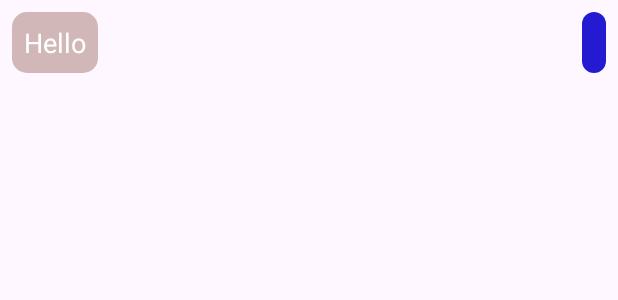
After one commit to harshitchauhan0/LetsConnect, an Android app: the layout message_chat.xml on its own in the app's theme, with its tools: preview values and no code run, on a phone screen of 412 x 824 dp. The commit adds this screen. Shown: the top 300 px of the screen. Run offline under Robolectric (Android 15) with nearby library versions, the phone set to English and light mode, and no system bars.

Commit message:
Fifth Commit

```diff
--- a/app/src/main/java/com/harshit/letsconnect/UserModel.kt
+++ b/app/src/main/java/com/harshit/letsconnect/UserModel.kt
@@ -13,7 +13,7 @@ class UserModel {
     constructor()
 
     // Constructor with all attributes
-    constructor(phoneNumber: String, username: String, timestamp: Timestamp,userId:String) {
+    constructor(phoneNumber: String, username: String, timestamp: Timestamp, userId: String) {
         this.phoneNumber = phoneNumber
         this.username = username
         this.timestamp = timestamp
@@ -56,6 +56,4 @@ class UserModel {
     override fun toString(): String {
         return "UserModel(phoneNumber='$phoneNumber', username='$username', timestamp=$timestamp, userId='$userId')"
     }
-
-
 }
--- a/app/src/main/java/com/harshit/letsconnect/searchRecyclerViewAdapter.kt
+++ b/app/src/main/java/com/harshit/letsconnect/searchRecyclerViewAdapter.kt
@@ -1,5 +1,6 @@
 package com.harshit.letsconnect
 
+import android.annotation.SuppressLint
 import android.content.Context
 import android.content.Intent
 import android.util.Log
--- /dev/null
+++ b/app/src/main/res/drawable/message_background.xml
@@ -0,0 +1,6 @@
+<?xml version="1.0" encoding="utf-8"?>
+<shape xmlns:android="http://schemas.android.com/apk/res/android">
+
+    <solid android:color="#F4f3f3"/>
+    <corners android:radius="10dp"/>
+</shape>
--- /dev/null
+++ b/app/src/main/res/layout/message_chat.xml
@@ -0,0 +1,41 @@
+<?xml version="1.0" encoding="utf-8"?>
+<RelativeLayout xmlns:android="http://schemas.android.com/apk/res/android"
+    android:layout_width="match_parent"
+    android:layout_height="wrap_content"
+    android:padding="8dp">
+
+    <LinearLayout
+        android:layout_width="wrap_content"
+        android:layout_height="wrap_content"
+        android:background="@drawable/message_background"
+        android:backgroundTint="@color/receiving_text_color"
+        android:padding="8dp"
+        android:layout_marginEnd="80dp"
+        android:id="@+id/left_chat_layout"
+        android:orientation="vertical">
+        <TextView
+            android:layout_width="wrap_content"
+            android:layout_height="wrap_content"
+            android:textColor="@color/white"
+            android:textSize="18sp"
+            android:text="Hello"
+            android:id="@+id/left_chat_textview"/>
+    </LinearLayout>
+    <LinearLayout
+        android:layout_width="wrap_content"
+        android:layout_height="wrap_content"
+        android:background="@drawable/message_background"
+        android:backgroundTint="@color/sending_text_color"
+        android:layout_alignParentEnd="true"
+        android:padding="8dp"
+        android:layout_marginStart="80dp"
+        android:id="@+id/right_chat_layout">
+        <TextView
+            android:layout_width="wrap_content"
+            android:layout_height="wrap_content"
+            android:textColor="@color/white"
+            android:textSize="18sp"
+            android:id="@+id/right_chat_textview"/>
+    </LinearLayout>
+
+</RelativeLayout>
--- a/app/src/main/res/values/colors.xml
+++ b/app/src/main/res/values/colors.xml
@@ -3,4 +3,6 @@
     <color name="black">#FF000000</color>
     <color name="white">#FFFFFFFF</color>
     <color name="blue">#231AD1</color>
+    <color name="receiving_text_color">#D1B7B7</color>
+    <color name="sending_text_color">#231AD1</color>
 </resources>
```
Also changed, not shown: app/src/main/java/com/harshit/letsconnect/ChatActivity.kt (+45 -7 lines), app/src/main/java/com/harshit/letsconnect/ChatRecyclerViewAdapter.kt (added, +57 -0 lines), app/src/main/java/com/harshit/letsconnect/FirebaseUtils.kt (added, +11 -0 lines), app/src/main/res/layout/activity_chat.xml (+44 -55 lines).
